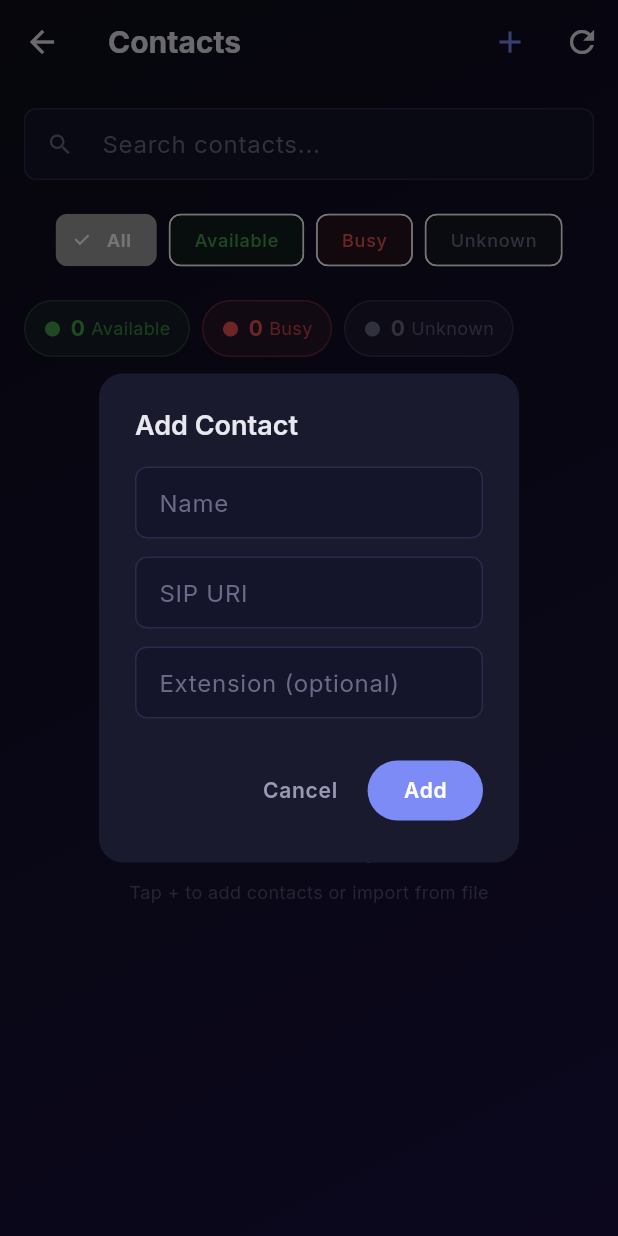
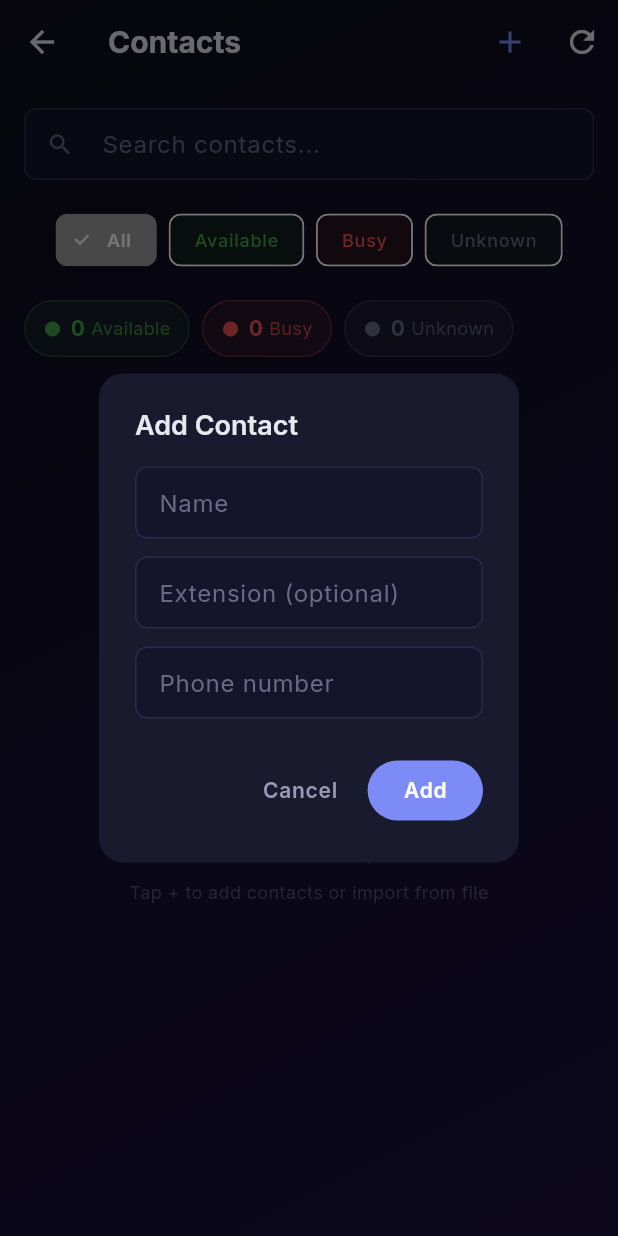
Before and after one commit to md-riaz/PacketDial, a Flutter app: the ContactsScreen screen opened directly, after a tap on the "add" icon, on a phone screen of 412 x 824 dp. Run offline on Flutter 3.47's test engine with Material 3 defaults, Android fonts, the light colour scheme and no system bars; our stand-ins replace audioplayers, file_picker, flutter_riverpod, google_fonts, isar and 2 more; missing offline and left inert: bitsdojo_window, dart:ffi, hotkey_manager, phone_numbers_parser, tray_manager, window_manager; accounts and stored records are empty; generated files the repository leaves out were written again; statements that could not run were skipped.

Commit message:
Fix call timer hold/resume and align contact form fields

```diff
--- a/app_flutter/lib/screens/contacts_screen.dart
+++ b/app_flutter/lib/screens/contacts_screen.dart
@@ -70,10 +70,12 @@ class _ContactsScreenState extends ConsumerState<ContactsScreen> {
                     borderRadius: BorderRadius.circular(10),
                     borderSide: BorderSide.none,
                   ),
-                  prefixIcon: const Icon(Icons.search, color: AppTheme.textTertiary),
+                  prefixIcon:
+                      const Icon(Icons.search, color: AppTheme.textTertiary),
                   suffixIcon: _searchQuery.isNotEmpty
                       ? IconButton(
-                          icon: const Icon(Icons.clear, color: AppTheme.textTertiary),
+                          icon: const Icon(Icons.clear,
+                              color: AppTheme.textTertiary),
                           onPressed: () {
                             setState(() => _searchQuery = '');
                           },
@@ -115,21 +117,30 @@ class _ContactsScreenState extends ConsumerState<ContactsScreen> {
                   _buildStatChip(
                     Icons.circle,
                     AppTheme.callGreen,
-                    ContactsService.instance.getByPresence('Available').length.toString(),
+                    ContactsService.instance
+                        .getByPresence('Available')
+                        .length
+                        .toString(),
                     'Available',
                   ),
                   const SizedBox(width: 8),
                   _buildStatChip(
                     Icons.circle,
                     AppTheme.errorRed,
-                    ContactsService.instance.getByPresence('Busy').length.toString(),
+                    ContactsService.instance
+                        .getByPresence('Busy')
+                        .length
+                        .toString(),
                     'Busy',
                   ),
                   const SizedBox(width: 8),
                   _buildStatChip(
                     Icons.circle,
                     AppTheme.textTertiary,
-                    ContactsService.instance.getByPresence('Unknown').length.toString(),
+                    ContactsService.instance
+                        .getByPresence('Unknown')
+                        .length
+                        .toString(),
                     'Unknown',
                   ),
                 ],
@@ -169,7 +180,8 @@ class _ContactsScreenState extends ConsumerState<ContactsScreen> {
     );
   }
 
-  Widget _buildStatChip(IconData icon, Color color, String count, String label) {
+  Widget _buildStatChip(
+      IconData icon, Color color, String count, String label) {
     return Container(
       padding: const EdgeInsets.symmetric(horizontal: 12, vertical: 8),
       decoration: BoxDecoration(
@@ -213,7 +225,8 @@ class _ContactsScreenState extends ConsumerState<ContactsScreen> {
     }).toList();
 
     if (_filterPresence != 'All') {
-      contacts = contacts.where((c) => c.presenceState == _filterPresence).toList();
+      contacts =
+          contacts.where((c) => c.presenceState == _filterPresence).toList();
     }
 
     if (contacts.isEmpty) {
@@ -229,7 +242,9 @@ class _ContactsScreenState extends ConsumerState<ContactsScreen> {
             const SizedBox(height: 16),
             Text(
               _searchQuery.isEmpty
-                  ? (_filterPresence == 'All' ? 'No contacts yet' : 'No contacts with this status')
+                  ? (_filterPresence == 'All'
+                      ? 'No contacts yet'
+                      : 'No contacts with this status')
                   : 'No contacts found',
               style: const TextStyle(
                 color: AppTheme.textTertiary,
@@ -263,8 +278,8 @@ class _ContactsScreenState extends ConsumerState<ContactsScreen> {
 
   void _showAddContactDialog() {
     final nameCtrl = TextEditingController();
-    final uriCtrl = TextEditingController();
     final extCtrl = TextEditingController();
+    final phoneCtrl = TextEditingController();
 
     showDialog(
       context: context,
@@ -291,22 +306,6 @@ class _ContactsScreenState extends ConsumerState<ContactsScreen> {
             ),
             const SizedBox(height: 12),
             TextField(
-              controller: uriCtrl,
-              decoration: InputDecoration(
-                labelText: 'SIP URI',
-                labelStyle: const TextStyle(color: AppTheme.textTertiary),
-                hintText: 'sip:user@domain.com',
-                filled: true,
-                fillColor: AppTheme.inputFill,
-                border: OutlineInputBorder(
-                  borderRadius: BorderRadius.circular(8),
-                  borderSide: BorderSide.none,
-                ),
-              ),
-              style: const TextStyle(color: AppTheme.textPrimary),
-            ),
-            const SizedBox(height: 12),
-            TextField(
               controller: extCtrl,
               decoration: InputDecoration(
                 labelText: 'Extension (optional)',
@@ -320,20 +319,38 @@ class _ContactsScreenState extends ConsumerState<ContactsScreen> {
               ),
               style: const TextStyle(color: AppTheme.textPrimary),
             ),
+            const SizedBox(height: 12),
+            TextField(
+              controller: phoneCtrl,
+              decoration: InputDecoration(
+                labelText: 'Phone number',
+                labelStyle: const TextStyle(color: AppTheme.textTertiary),
+                hintText: '+8801XXXXXXXXX',
+                filled: true,
+                fillColor: AppTheme.inputFill,
+                border: OutlineInputBorder(
+                  borderRadius: BorderRadius.circular(8),
+                  borderSide: BorderSide.none,
+                ),
+              ),
+              keyboardType: TextInputType.phone,
+              style: const TextStyle(color: AppTheme.textPrimary),
+            ),
           ],
         ),
         actions: [
           TextButton(
             onPressed: () => Navigator.pop(context),
-            child: const Text('Cancel', style: TextStyle(color: AppTheme.textSecondary)),
+            child: const Text('Cancel',
+                style: TextStyle(color: AppTheme.textSecondary)),
           ),
           FilledButton(
             onPressed: () {
-              if (nameCtrl.text.isNotEmpty && uriCtrl.text.isNotEmpty) {
+              if (nameCtrl.text.isNotEmpty && phoneCtrl.text.isNotEmpty) {
                 ContactsService.instance.addContact(BlfContact(
                   id: DateTime.now().millisecondsSinceEpoch.toString(),
                   name: nameCtrl.text,
-                  sipUri: uriCtrl.text,
+                  sipUri: phoneCtrl.text,
                   extension: extCtrl.text.isNotEmpty ? extCtrl.text : null,
                 ));
                 Navigator.pop(context);
@@ -367,19 +384,27 @@ class _ContactTile extends StatelessWidget {
 
   Color get _presenceColor {
     switch (contact.presenceState) {
-      case 'Available': return AppTheme.callGreen;
-      case 'Busy': return AppTheme.errorRed;
-      case 'Ringing': return AppTheme.warningAmber;
-      default: return AppTheme.textTertiary;
+      case 'Available':
+        return AppTheme.callGreen;
+      case 'Busy':
+        return AppTheme.errorRed;
+      case 'Ringing':
+        return AppTheme.warningAmber;
+      default:
+        return AppTheme.textTertiary;
     }
   }
 
   IconData get _presenceIcon {
     switch (contact.presenceState) {
-      case 'Available': return Icons.check_circle;
-      case 'Busy': return Icons.remove_circle;
-      case 'Ringing': return Icons.phone;
-      default: return Icons.help_outline;
+      case 'Available':
+        return Icons.check_circle;
+      case 'Busy':
+        return Icons.remove_circle;
+      case 'Ringing':
+        return Icons.phone;
+      default:
+        return Icons.help_outline;
     }
   }
 
@@ -399,7 +424,8 @@ class _ContactTile extends StatelessWidget {
         ),
         title: Text(
           contact.name,
-          style: const TextStyle(color: AppTheme.textPrimary, fontWeight: FontWeight.w600),
+          style: const TextStyle(
+              color: AppTheme.textPrimary, fontWeight: FontWeight.w600),
         ),
         subtitle: Column(
           crossAxisAlignment: CrossAxisAlignment.start,
```
Also changed, not shown: app_flutter/lib/screens/blf_contacts_page.dart (+72 -44 lines), app_flutter/lib/screens/dialer_screen.dart (+60 -6 lines).
